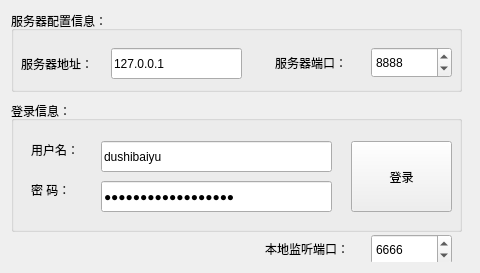
Above: Client/mainwindow.ui from dushibaiyu/QSocket5Tunnel before the change. Below: the same form after it.
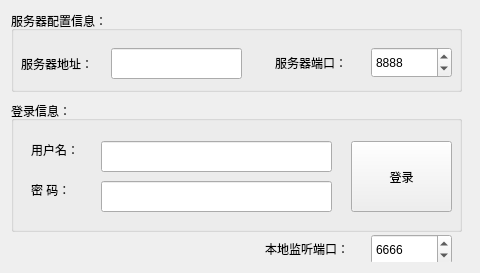
That is the form after the change. Icons and pictures are not drawn.

```diff
--- a/Client/mainwindow.ui
+++ b/Client/mainwindow.ui
@@ -104,7 +104,7 @@
           </rect>
          </property>
          <property name="text">
-          <string>127.0.0.1</string>
+          <string/>
          </property>
         </widget>
        </widget>
@@ -178,7 +178,7 @@
           <string/>
          </property>
          <property name="text">
-          <string>dushibaiyu</string>
+          <string/>
          </property>
         </widget>
         <widget class="QLabel" name="label_2">
@@ -204,7 +204,7 @@
           </rect>
          </property>
          <property name="text">
-          <string>www.dushibaiyu.com</string>
+          <string/>
          </property>
          <property name="echoMode">
           <enum>QLineEdit::Password</enum>
```
